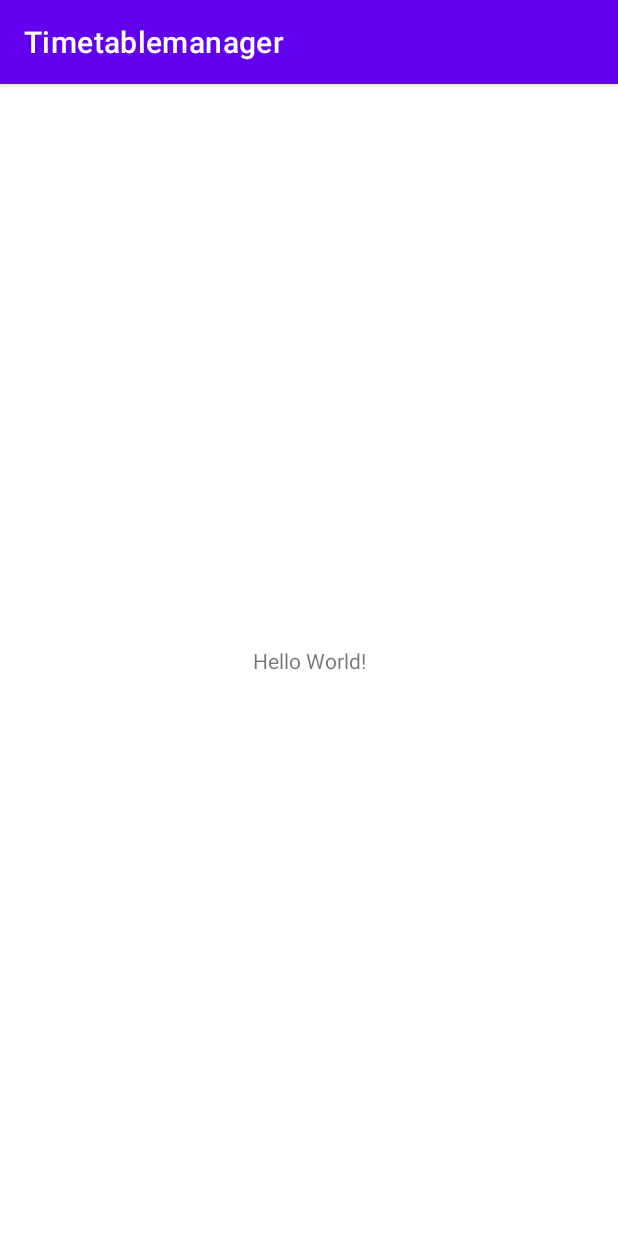
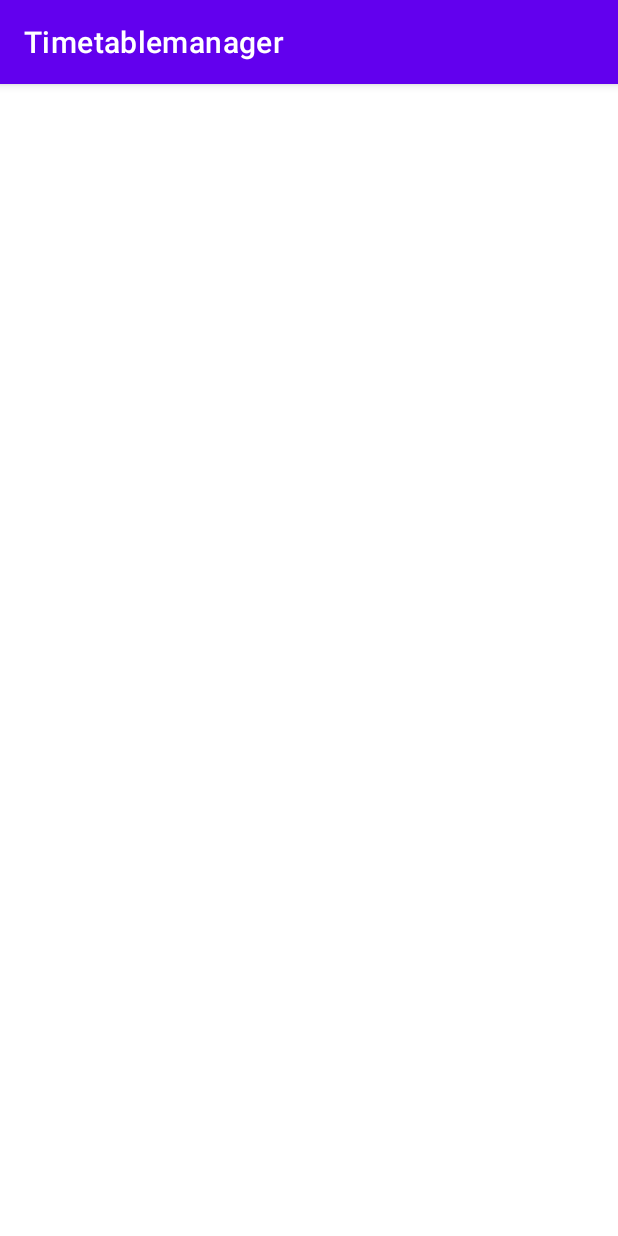
Before and after one commit to Talhamalhi/Mobile-Computing-, an Android app: the MainActivity screen opened directly, with no data from a screen before it, on a phone screen of 412 x 824 dp. Run offline under Robolectric (Android 15) with nearby library versions, the phone set to English and light mode, and no system bars.

Commit message:
Home page
started building the home page of app which has a left navigation bar

```diff
--- a/TimeTable(App)/app/build.gradle
+++ b/TimeTable(App)/app/build.gradle
@@ -36,4 +36,5 @@ dependencies {
     testImplementation 'junit:junit:4.13.2'
     androidTestImplementation 'androidx.test.ext:junit:1.1.4'
     androidTestImplementation 'androidx.test.espresso:espresso-core:3.5.0'
+    implementation 'com.google.android.material:material:1.3.0-alpha02'
 }
--- a/TimeTable(App)/app/src/main/res/layout/activity_main.xml
+++ b/TimeTable(App)/app/src/main/res/layout/activity_main.xml
@@ -4,15 +4,4 @@
     xmlns:tools="http://schemas.android.com/tools"
     android:layout_width="match_parent"
     android:layout_height="match_parent"
-    tools:context=".MainActivity">
-
-    <TextView
-        android:layout_width="wrap_content"
-        android:layout_height="wrap_content"
-        android:text="Hello World!"
-        app:layout_constraintBottom_toBottomOf="parent"
-        app:layout_constraintEnd_toEndOf="parent"
-        app:layout_constraintStart_toStartOf="parent"
-        app:layout_constraintTop_toTopOf="parent" />
-
-</androidx.constraintlayout.widget.ConstraintLayout>
+    tools:context=".MainActivity"/>
--- a/TimeTable(App)/app/src/main/res/layout/activity_splash.xml
+++ b/TimeTable(App)/app/src/main/res/layout/activity_splash.xml
@@ -21,8 +21,9 @@
         android:layout_width="227dp"
         android:layout_height="58dp"
         android:text="Timetable Manager"
-        android:textSize="24sp"
+        android:textSize="25dp"
         android:textStyle="bold"
-        tools:layout_editor_absoluteX="103dp"
+        app:layout_constraintEnd_toEndOf="parent"
+        app:layout_constraintStart_toStartOf="parent"
         tools:layout_editor_absoluteY="491dp" />
 </androidx.constraintlayout.widget.ConstraintLayout>
--- /dev/null
+++ b/TimeTable(App)/app/src/main/res/menu/navigation_menu.xml
@@ -0,0 +1,6 @@
+<?xml version="1.0" encoding="utf-8"?>
+<menu xmlns:android="http://schemas.android.com/apk/res/android">
+<item
+    android:id="@+id/nav_timetable"
+    android:title="Timetable"/>
+</menu>
```
